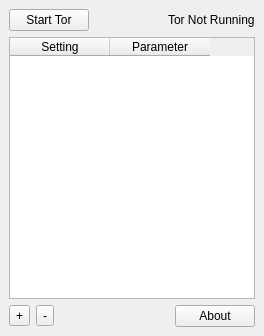
Before: the Qt Designer form OnionLauncher/ui_files/main.ui in neelchauhan/OnionLauncher, drawn with Qt 5.
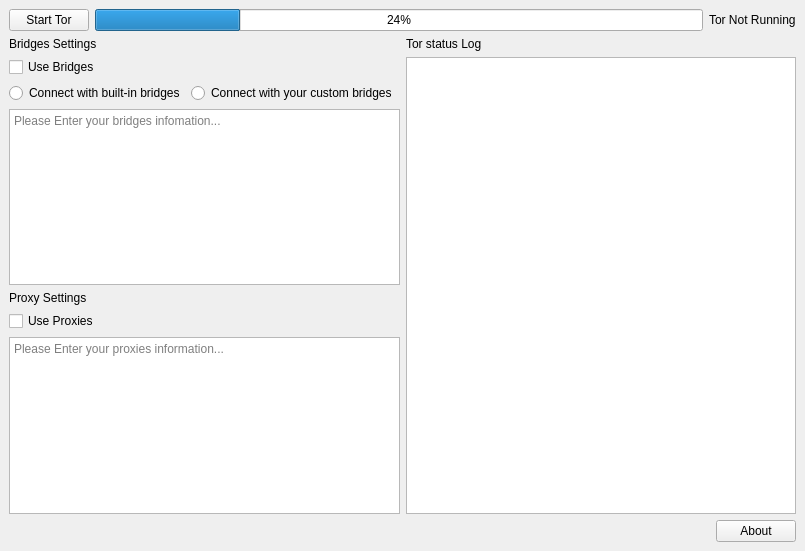
After: the same form once the commit is applied.

Commit message: mod ui of Qt

```diff
--- a/OnionLauncher/ui_files/main.ui
+++ b/OnionLauncher/ui_files/main.ui
@@ -6,8 +6,8 @@
    <rect>
     <x>0</x>
     <y>0</y>
-    <width>264</width>
-    <height>336</height>
+    <width>805</width>
+    <height>551</height>
    </rect>
   </property>
   <property name="windowTitle">
@@ -25,17 +25,17 @@
        </widget>
       </item>
       <item>
-       <spacer name="hsTorStatus">
-        <property name="orientation">
-         <enum>Qt::Horizontal</enum>
+       <widget class="QProgressBar" name="TorProgress">
+        <property name="sizePolicy">
+         <sizepolicy hsizetype="Expanding" vsizetype="Fixed">
+          <horstretch>0</horstretch>
+          <verstretch>0</verstretch>
+         </sizepolicy>
         </property>
-        <property name="sizeHint" stdset="0">
-         <size>
-          <width>40</width>
-          <height>20</height>
-         </size>
+        <property name="value">
+         <number>24</number>
         </property>
-       </spacer>
+       </widget>
       </item>
       <item>
        <widget class="QLabel" name="lblSwitchTor">
@@ -47,35 +47,127 @@
      </layout>
     </item>
     <item>
-     <widget class="QTableWidget" name="twSettings">
-      <column>
-       <property name="text">
-        <string>Setting</string>
-       </property>
-      </column>
-      <column>
-       <property name="text">
-        <string>Parameter</string>
-       </property>
-      </column>
-     </widget>
+     <layout class="QHBoxLayout" name="horizontalLayout">
+      <item>
+       <layout class="QVBoxLayout" name="verticalLayout_2">
+        <item>
+         <layout class="QFormLayout" name="formLayout_2">
+          <item row="0" column="0">
+           <widget class="QLabel" name="label">
+            <property name="sizePolicy">
+             <sizepolicy hsizetype="Preferred" vsizetype="Fixed">
+              <horstretch>0</horstretch>
+              <verstretch>0</verstretch>
+             </sizepolicy>
+            </property>
+            <property name="text">
+             <string>Bridges Settings</string>
+            </property>
+           </widget>
+          </item>
+          <item row="1" column="0">
+           <widget class="QCheckBox" name="checkBox">
+            <property name="text">
+             <string>Use Bridges</string>
+            </property>
+           </widget>
+          </item>
+          <item row="2" column="0">
+           <widget class="QRadioButton" name="radioButton">
+            <property name="text">
+             <string>Connect with built-in bridges</string>
+            </property>
+           </widget>
+          </item>
+          <item row="2" column="1">
+           <widget class="QRadioButton" name="radioButton_2">
+            <property name="sizePolicy">
+             <sizepolicy hsizetype="Fixed" vsizetype="Fixed">
+              <horstretch>0</horstretch>
+              <verstretch>0</verstretch>
+             </sizepolicy>
+            </property>
+            <property name="text">
+             <string>Connect with your custom bridges</string>
+            </property>
+           </widget>
+          </item>
+          <item row="3" column="0" colspan="2">
+           <widget class="QPlainTextEdit" name="plainTextEdit">
+            <property name="sizePolicy">
+             <sizepolicy hsizetype="Expanding" vsizetype="Expanding">
+              <horstretch>0</horstretch>
+              <verstretch>0</verstretch>
+             </sizepolicy>
+            </property>
+            <property name="placeholderText">
+             <string>Please Enter your bridges infomation...</string>
+            </property>
+           </widget>
+          </item>
+         </layout>
+        </item>
+        <item>
+         <layout class="QFormLayout" name="formLayout">
+          <item row="0" column="0">
+           <widget class="QLabel" name="label_2">
+            <property name="sizePolicy">
+             <sizepolicy hsizetype="Preferred" vsizetype="Fixed">
+              <horstretch>0</horstretch>
+              <verstretch>0</verstretch>
+             </sizepolicy>
+            </property>
+            <property name="text">
+             <string>Proxy Settings</string>
+            </property>
+           </widget>
+          </item>
+          <item row="1" column="0">
+           <widget class="QCheckBox" name="checkBox_2">
+            <property name="text">
+             <string>Use Proxies</string>
+            </property>
+           </widget>
+          </item>
+          <item row="2" column="0" colspan="2">
+           <widget class="QPlainTextEdit" name="plainTextEdit_2">
+            <property name="placeholderText">
+             <string>Please Enter your proxies information...</string>
+            </property>
+           </widget>
+          </item>
+         </layout>
+        </item>
+       </layout>
+      </item>
+      <item>
+       <layout class="QVBoxLayout" name="verticalLayout_6">
+        <item>
+         <layout class="QFormLayout" name="formLayout_3">
+          <item row="0" column="0">
+           <widget class="QLabel" name="label_3">
+            <property name="sizePolicy">
+             <sizepolicy hsizetype="Fixed" vsizetype="Fixed">
+              <horstretch>0</horstretch>
+              <verstretch>0</verstretch>
+             </sizepolicy>
+            </property>
+            <property name="text">
+             <string>Tor status Log</string>
+            </property>
+           </widget>
+          </item>
+          <item row="1" column="0" colspan="2">
+           <widget class="QTextBrowser" name="textBrowser"/>
+          </item>
+         </layout>
+        </item>
+       </layout>
+      </item>
+     </layout>
     </item>
     <item>
      <layout class="QHBoxLayout" name="hlAddRemove">
-      <item>
-       <widget class="QToolButton" name="tbAdd">
-        <property name="text">
-         <string>+</string>
-        </property>
-       </widget>
-      </item>
-      <item>
-       <widget class="QToolButton" name="tbRemove">
-        <property name="text">
-         <string>-</string>
-        </property>
-       </widget>
-      </item>
       <item>
        <spacer name="hsAddRemove">
         <property name="orientation">
```
